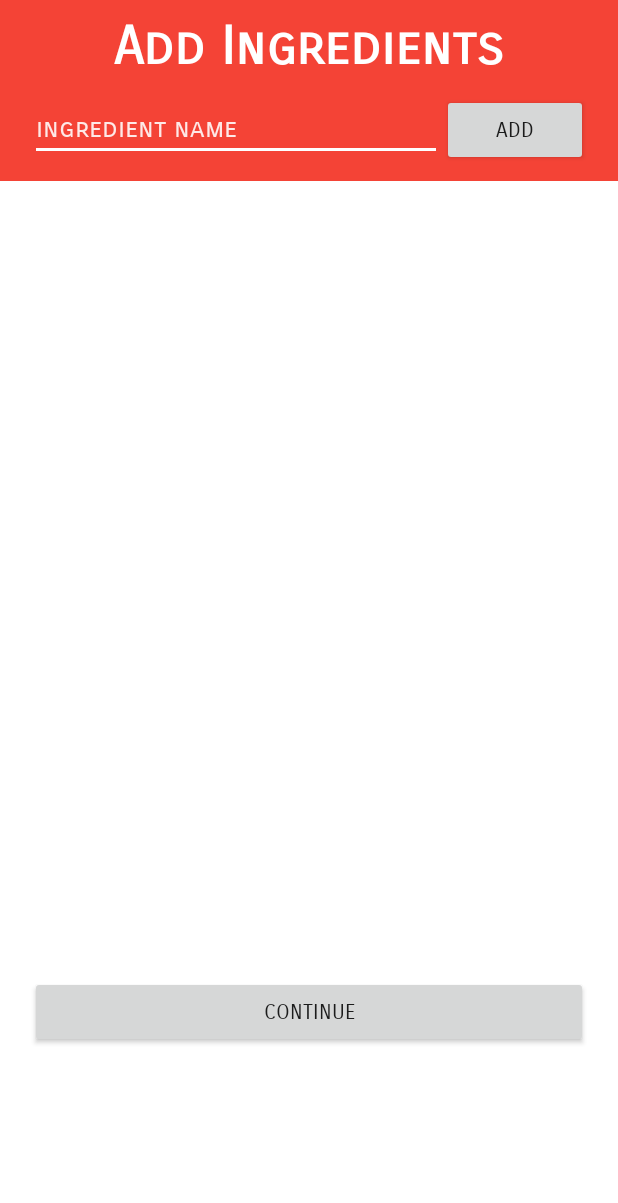
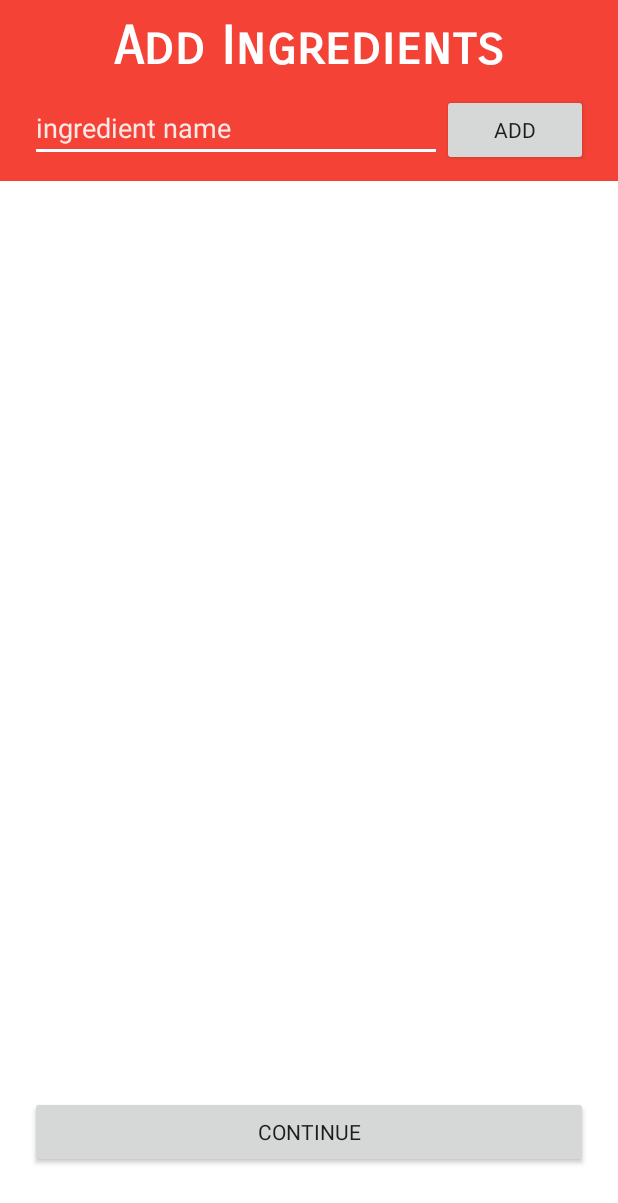
Before and after one commit to bbl007/SDHacks2019, an Android app: the screen it shows after launch (MainActivity), on a phone screen of 412 x 824 dp. Shown: the top 1203 px of the screen. Run offline under Robolectric (Android 15) with nearby library versions, the phone set to English and light mode, and no system bars; our stand-ins replace Volley; 1 statement that could not run was skipped.

Commit message:
size for s10e

```diff
--- a/leftoversAndroid/Leftovers/app/src/main/res/layout/activity_main.xml
+++ b/leftoversAndroid/Leftovers/app/src/main/res/layout/activity_main.xml
@@ -47,7 +47,7 @@
                     android:layout_weight=".4"
                     android:backgroundTint="#FFFF"
                     android:completionThreshold="2"
-                    android:fontFamily="sans-serif-smallcaps"
+                    android:fontFamily="sans-serif"
                     android:hint="ingredient name"
                     android:textColor="#FFFFFF"
                     android:textColorHint="#E1FFFFFF" />
@@ -60,7 +60,7 @@
                     android:layout_weight="1"
                     android:bottomLeftRadius="15dp"
                     android:bottomRightRadius="15dp"
-                    android:fontFamily="sans-serif-smallcaps"
+                    android:fontFamily="sans-serif"
                     android:text="Add"
                     android:topLeftRadius="15dp"
                     android:topRightRadius="15dp" />
@@ -69,7 +69,7 @@
             <android.support.v7.widget.RecyclerView
                 android:id="@+id/ingred_list"
                 android:layout_width="match_parent"
-                android:layout_height="520dp"
+                android:layout_height="600dp"
                 android:layout_marginTop="10dp"
                 android:background="#FFFFFF"
                 android:paddingLeft="20dp"
@@ -90,7 +90,7 @@
             android:layout_marginBottom="10dp"
             android:bottomLeftRadius="15dp"
             android:bottomRightRadius="15dp"
-            android:fontFamily="sans-serif-smallcaps"
+            android:fontFamily="sans-serif"
             android:onClick="toRecipeList"
             android:text="Continue"
             android:topLeftRadius="15dp"
```
